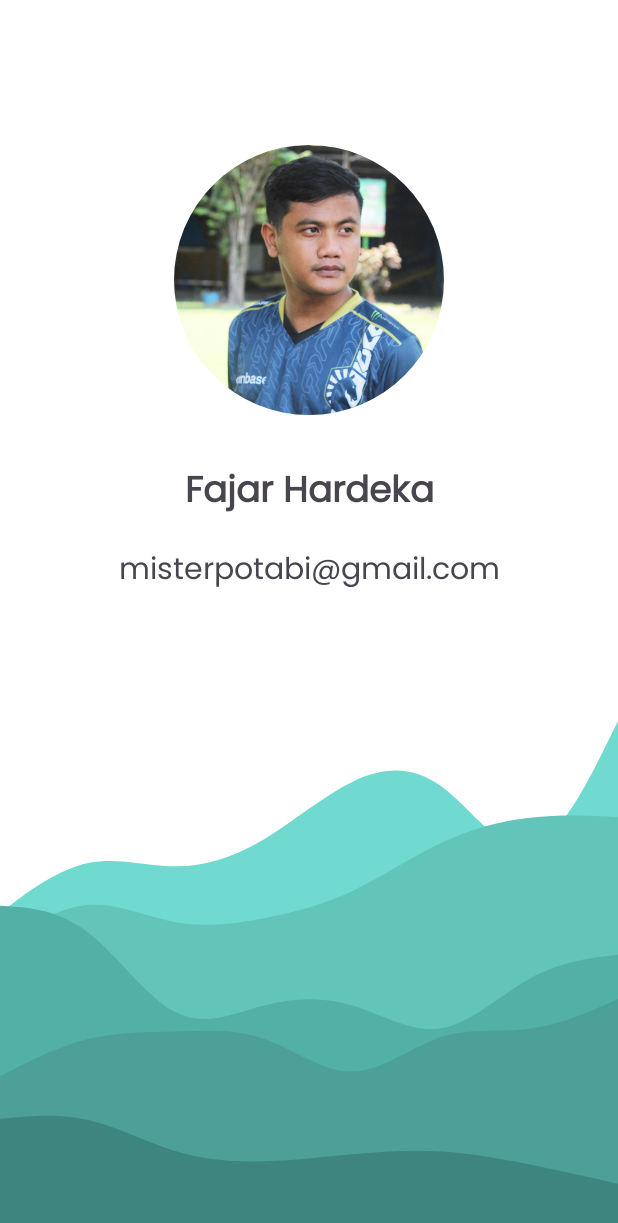
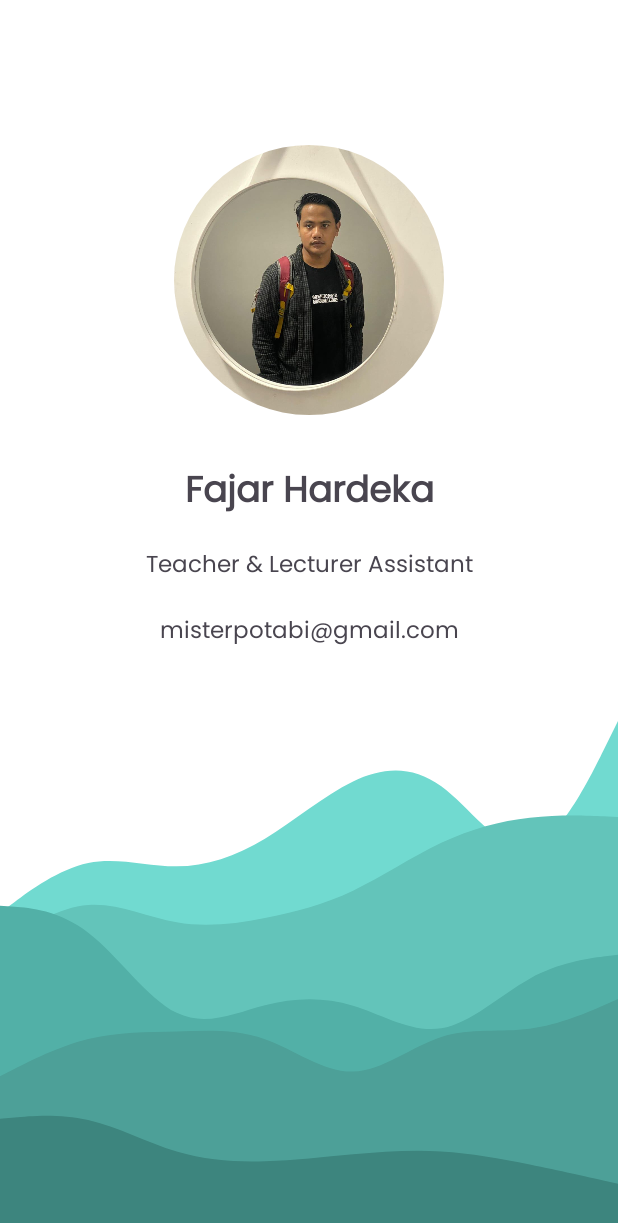
Before and after one commit to fajarhardeka/Android-Pemula-Dicoding, an Android app: the AboutActivity screen opened directly, with no data from a screen before it, on a phone screen of 412 x 824 dp. Shown: the top 1223 px of the screen. Run offline under Robolectric (Android 15) with nearby library versions, the phone set to English and light mode, and no system bars; our stand-ins replace CircleImageView.

Commit message:
update beybeh

```diff
--- a/app/src/main/res/layout/activity_about.xml
+++ b/app/src/main/res/layout/activity_about.xml
@@ -11,7 +11,7 @@
         android:id="@+id/circleImageView"
         android:layout_width="180dp"
         android:layout_height="180dp"
-        android:src="@drawable/me_photo"
+        android:src="@drawable/me2"
         app:layout_constraintBottom_toBottomOf="parent"
         app:layout_constraintEnd_toEndOf="parent"
         app:layout_constraintStart_toStartOf="parent"
@@ -34,8 +34,18 @@
         android:layout_width="wrap_content"
         android:layout_height="wrap_content"
         android:layout_marginTop="16dp"
+        android:text="Teacher &amp; Lecturer Assistant"
+        android:textSize="15sp"
+        app:layout_constraintEnd_toEndOf="@+id/textView"
+        app:layout_constraintStart_toStartOf="@+id/textView"
+        app:layout_constraintTop_toBottomOf="@+id/textView" />
+
+    <TextView
+        android:layout_width="wrap_content"
+        android:layout_height="wrap_content"
+        android:layout_marginTop="60dp"
         android:text="misterpotabi@gmail.com"
-        android:textSize="20sp"
+        android:textSize="15sp"
         app:layout_constraintEnd_toEndOf="@+id/textView"
         app:layout_constraintStart_toStartOf="@+id/textView"
         app:layout_constraintTop_toBottomOf="@+id/textView" />
--- a/build.gradle.kts
+++ b/build.gradle.kts
@@ -1,5 +1,5 @@
 // Top-level build file where you can add configuration options common to all sub-projects/modules.
 plugins {
-    id("com.android.application") version "8.1.1" apply false
+    id("com.android.application") version "8.2.0" apply false
     id("org.jetbrains.kotlin.android") version "1.9.0" apply false
 }
```
Also changed, not shown: app/src/main/res/drawable/me2.jpg (added), gradle/wrapper/gradle-wrapper.properties.
